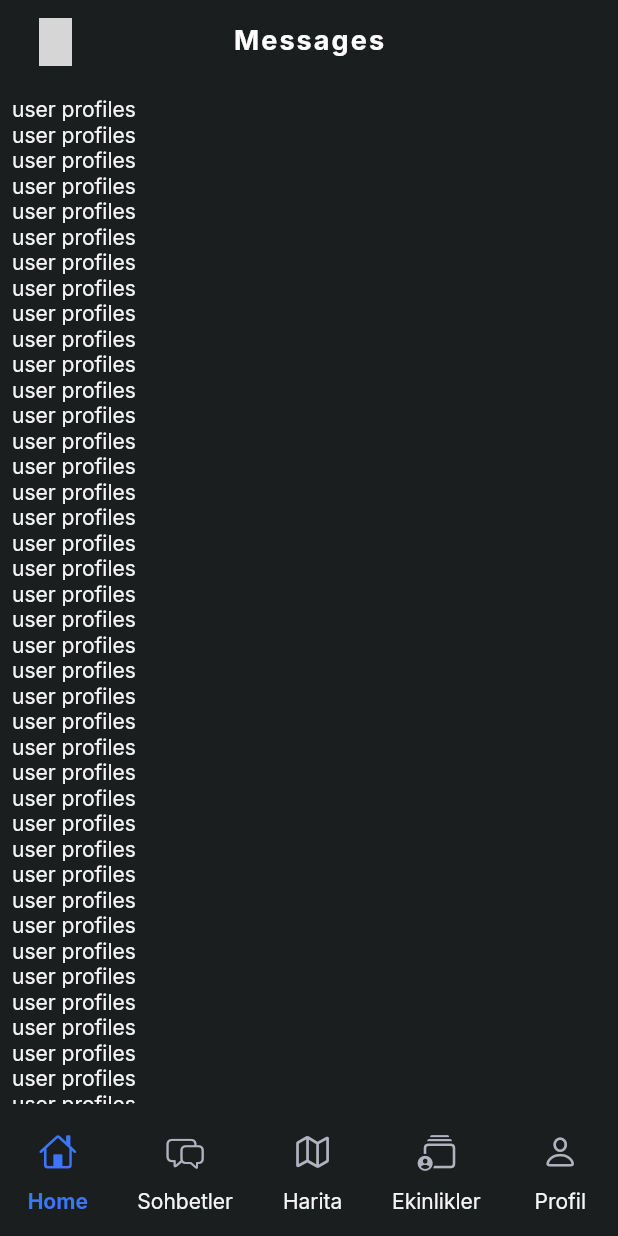
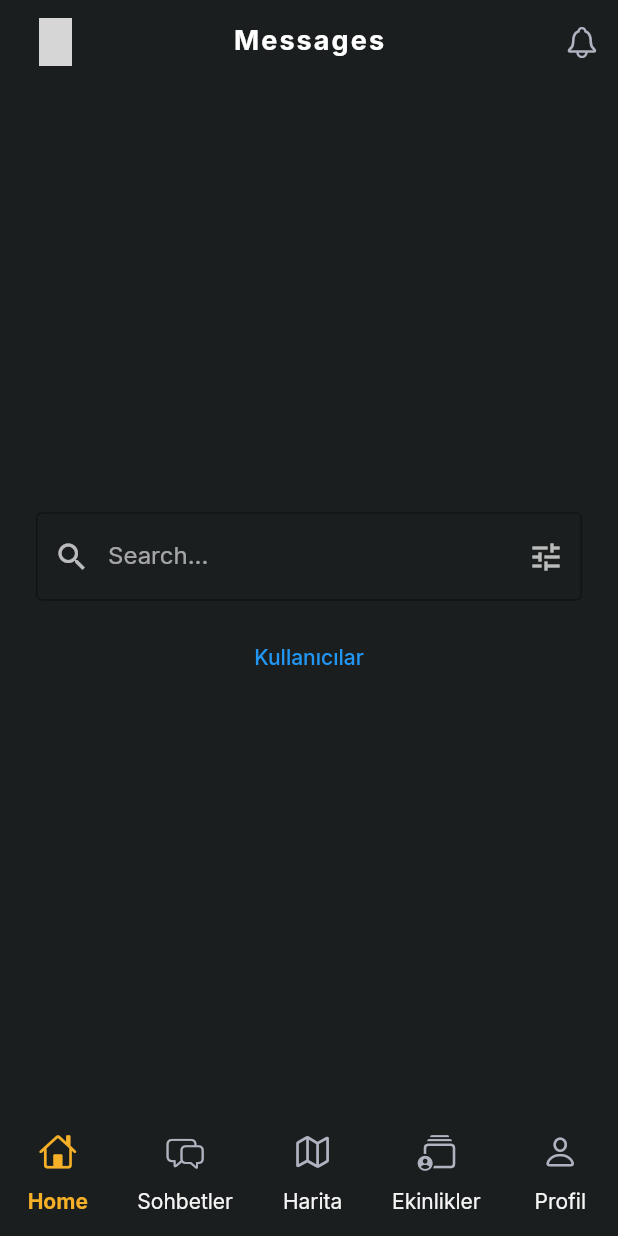
Before and after one commit to wolfe88/social_academy, a Flutter app: the screen it shows after launch, on a phone screen of 412 x 824 dp. Run offline on Flutter 3.47's test engine with Material 2 defaults, Android fonts, the light colour scheme and no system bars; our stand-ins replace cached_network_image, getwidget, google_fonts; network calls fail; grey boxes are pictures that could not be loaded.

Commit message:
Co-authored-by: selinarslann <selinarslann@users.noreply.github.com>

```diff
--- a/lib/pages/home_page.dart
+++ b/lib/pages/home_page.dart
@@ -19,19 +19,37 @@ class _Stories extends StatelessWidget {
 
   @override
   Widget build(BuildContext context) {
-    return SizedBox(
+    return Column(
+      mainAxisAlignment: MainAxisAlignment.center,
+      mainAxisSize: MainAxisSize.max,
+      children: <Widget>[
+        new Padding(
+            padding: EdgeInsets.symmetric(horizontal: 16.0, vertical: 8.0),
             child: Column(
               children: [
-          Expanded(
-            child: ListView.builder(
-              scrollDirection: Axis.vertical,
-              itemBuilder: (BuildContext context, int index) {
-                return const Text("user profiles");
-              },
+                TextField(
+                  obscureText: false,
+                  decoration: InputDecoration(
+                    prefixIcon: Icon(Icons.search),
+                    border: OutlineInputBorder(),
+                    labelText: 'Search...',
+                    suffixIcon: IconButton(
+                      icon: Icon(Icons.tune),
+                      onPressed: () {},
+                    ),
                   ),
                 )
               ],
+            )),
+        new Padding(
+          padding: EdgeInsets.symmetric(horizontal: 30.0, vertical: 5.0),
+          child: Column(
+            children: [
+              TextButton(onPressed: () {}, child: Text("Kullanıcılar"))
+            ],
           ),
+        )
+      ],
     );
   }
 }
--- a/lib/screens/home_screen.dart
+++ b/lib/screens/home_screen.dart
@@ -52,7 +52,9 @@ class _HomeScreenState extends State<HomeScreen> {
   @override
   Widget build(BuildContext context) {
     return Scaffold(
-      appBar: AppBar(
+      appBar: pageIndex.value != 0
+          ? null
+          : AppBar(
               centerTitle: true,
               backgroundColor: Colors.transparent,
               elevation: 0,
@@ -71,7 +73,18 @@ class _HomeScreenState extends State<HomeScreen> {
                   );
                 },
               ),
-        // actions:
+              actions: [
+                Align(
+                  alignment: Alignment.centerRight,
+                  child: IconButton(
+                    onPressed: () {},
+                    icon: const Icon(
+                      CupertinoIcons.bell,
+                      color: AppColors.iconDark,
+                    ),
+                  ),
+                )
+              ],
               leading: Padding(
                 padding: const EdgeInsets.only(left: 18.0),
                 child: IconButton(
--- a/lib/theme.dart
+++ b/lib/theme.dart
@@ -2,7 +2,7 @@ import 'package:flutter/material.dart';
 import 'package:google_fonts/google_fonts.dart';
 
 abstract class AppColors {
-  static const secondary = Color(0xFF3B76F6);
+  static const secondary = Color.fromRGBO(245, 176, 40, 1);
   static const accent = Color(0xFFD6755B);
   static const textDark = Color(0xFF53585A);
   static const textLigth = Color(0xFFF5F5F5);
```
Also changed, not shown: lib/pages/map_page.dart (+6 -1 lines), lib/widgets/textfield.dart (added, +92 -0 lines). Lines whose indentation alone changed are shown as unchanged.
